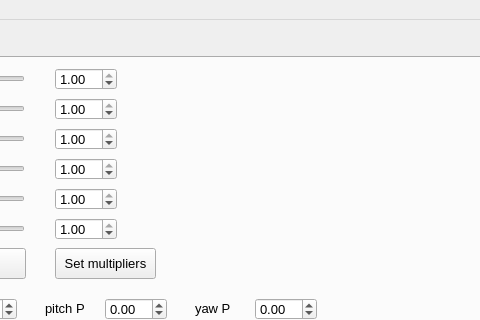
First picture: the form in mainwindow.ui, repository robocenter-rov/remote-control, before the edit; both pictures show x 368 to 848 and y 0 to 320 of the 960 by 646 pixel window.
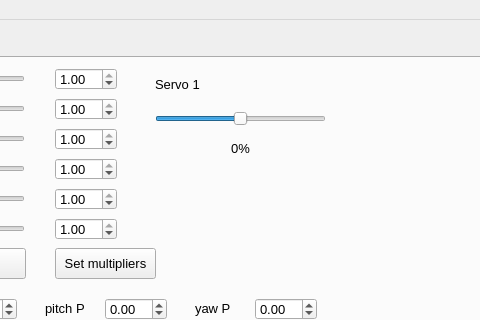
Second picture: the form after the edit. The open tabs and pages were chosen to show the change.

Commit message: Add servo 1 slider

Diff of the .ui file:
```diff
--- a/mainwindow.ui
+++ b/mainwindow.ui
@@ -1820,6 +1820,54 @@
          <string>yaw P</string>
         </property>
        </widget>
+       <widget class="QSlider" name="servo1Slider">
+        <property name="geometry">
+         <rect>
+          <x>510</x>
+          <y>50</y>
+          <width>171</width>
+          <height>22</height>
+         </rect>
+        </property>
+        <property name="minimum">
+         <number>-90</number>
+        </property>
+        <property name="maximum">
+         <number>90</number>
+        </property>
+        <property name="orientation">
+         <enum>Qt::Horizontal</enum>
+        </property>
+       </widget>
+       <widget class="QLabel" name="servo1Label">
+        <property name="geometry">
+         <rect>
+          <x>510</x>
+          <y>20</y>
+          <width>47</width>
+          <height>13</height>
+         </rect>
+        </property>
+        <property name="text">
+         <string>Servo 1</string>
+        </property>
+       </widget>
+       <widget class="QLabel" name="servo1ValueLabel">
+        <property name="geometry">
+         <rect>
+          <x>570</x>
+          <y>80</y>
+          <width>51</width>
+          <height>21</height>
+         </rect>
+        </property>
+        <property name="text">
+         <string>0%</string>
+        </property>
+        <property name="alignment">
+         <set>Qt::AlignCenter</set>
+        </property>
+       </widget>
       </widget>
      </widget>
     </item>
```
Left out of the diff: 10 changed lines with no effect on the pictures. The commit also changes 2 other files.
